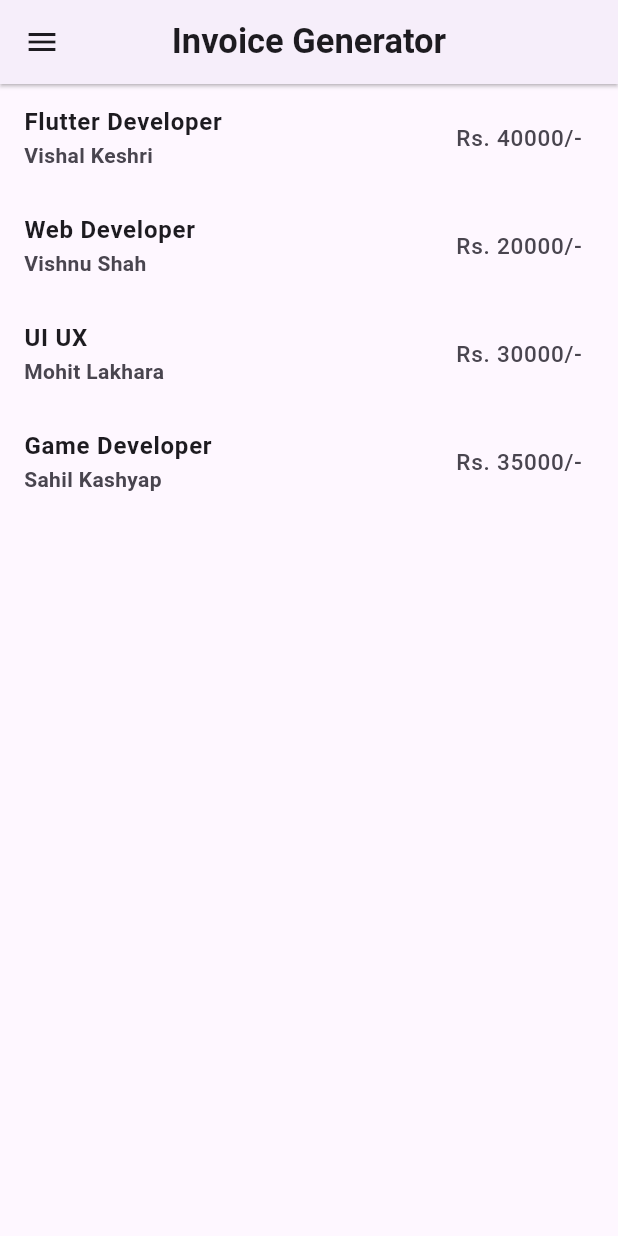
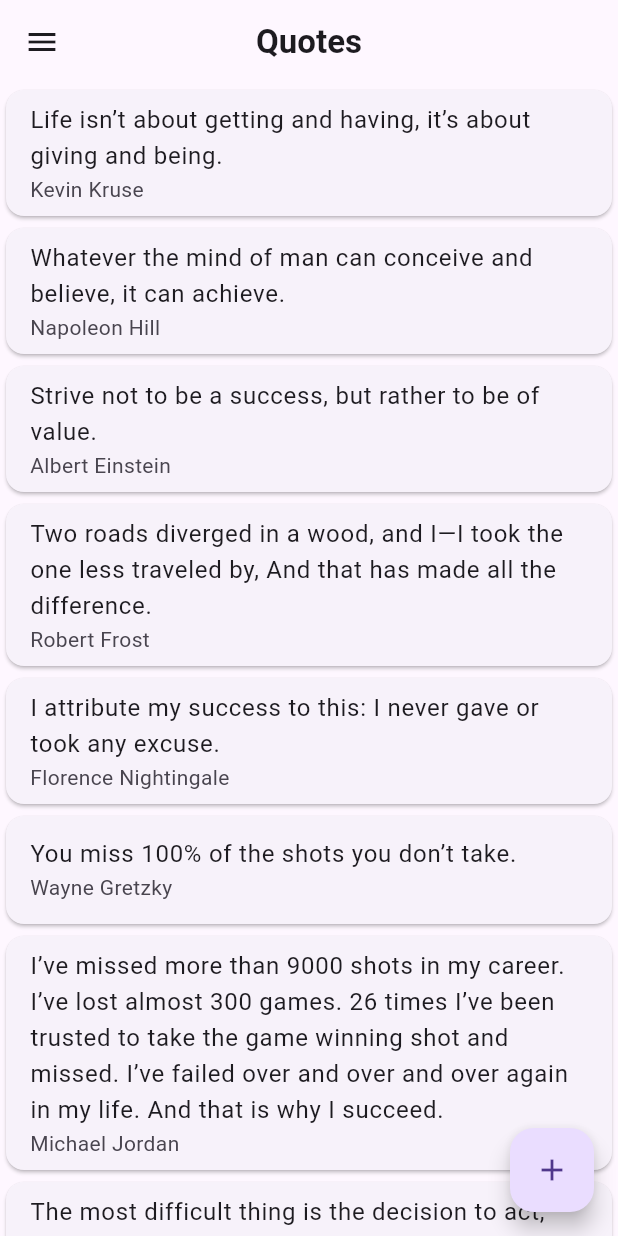
Before and after one commit to Vishalk0810/quote_app_daily_tasks, a Flutter app: the screen it shows after launch, on a phone screen of 412 x 824 dp. Run offline on Flutter 3.47's test engine with Material 3 defaults, Android fonts, the phone set to English and light mode, and no system bars; our stand-ins replace pdf, printing.

Commit message:
03-06-2024

```diff
--- a/lib/Invoice_generater/component/pdf.dart
+++ b/lib/Invoice_generater/component/pdf.dart
@@ -83,6 +83,24 @@ Future<Uint8List> generatePdf() {
                 pw.TableRow(
                   children: [
                     pw.Text(
+                      'Technical Engagement',
+                      style: const pw.TextStyle(
+                        fontSize: 25,
+                      ),
+                      textAlign: pw.TextAlign.center,
+                    ),
+                    pw.Text(
+                      '${invoiceDetails[SelectedIndex]['title']}',
+                      style: const pw.TextStyle(
+                        fontSize: 25,
+                      ),
+                      textAlign: pw.TextAlign.center,
+                    ),
+                  ],
+                ),
+                pw.TableRow(
+                  children: [
+                    pw.Text(
                       'Price',
                       style: const pw.TextStyle(
                         fontSize: 25,
--- /dev/null
+++ b/lib/quotes/component/quotes.dart
@@ -0,0 +1,70 @@
+import 'dart:math';
+
+import 'package:flutter/material.dart';
+
+import '../../utils/list.dart';
+
+QuoteModel? quoteModel;
+
+class QuotesScreen extends StatefulWidget {
+  const QuotesScreen({super.key});
+
+  @override
+  State<QuotesScreen> createState() => _QuotesScreenState();
+}
+
+class _QuotesScreenState extends State<QuotesScreen> {
+  @override
+  void initState() {
+    quoteModel = QuoteModel.toList(quoteList);
+    super.initState();
+  }
+
+  @override
+  Widget build(BuildContext context) {
+    return SafeArea(
+      child: Scaffold(
+        appBar: AppBar(
+          centerTitle: true,
+          leading: const Icon(Icons.menu),
+          title: const Text(
+            'Quotes',
+            style: TextStyle(
+              fontWeight: FontWeight.bold,
+            ),
+          ),
+        ),
+        body: SingleChildScrollView(
+          physics: const BouncingScrollPhysics(),
+          child: Column(
+            children: [
+              ...List.generate(quoteList.length, (index) {
+                return Card(
+                  child: ListTile(
+                    title: Text(quoteModel!.quoteModelList[index].quote!),
+                    subtitle: Text(quoteModel!.quoteModelList[index].author!),
+                  ),
+                );
+              }),
+            ],
+          ),
+        ),
+        floatingActionButton: FloatingActionButton(
+          onPressed: () {
+            Random random = Random();
+            int x = random.nextInt(quoteModel!.quoteModelList.length);
+            setState(() {
+              showDialog(context: context, builder: (context) => AlertDialog(
+                title: Text(quoteModel!.quoteModelList[x].quote!),
+                actions: [
+                  Text(quoteModel!.quoteModelList[x].author!),
+                ],
+              ),);
+            });
+          },
+          child: const Icon(Icons.add),
+        ),
+      ),
+    );
+  }
+}
--- a/lib/routes.dart
+++ b/lib/routes.dart
@@ -1,4 +1,5 @@
 import 'package:flutter/material.dart';
+import 'package:quote_app_daily_tasks/quotes/component/quotes.dart';
 import 'Invoice_generater/component/datils.dart';
 import 'Invoice_generater/component/invoice_genetator.dart';
 import 'Invoice_generater/component/pdf.dart';
@@ -6,9 +7,10 @@ import 'dialogue/component/dialogue_screen.dart';
 
 class MapRoutes{
   static Map<String, Widget Function(BuildContext)>routes = {
-    '/':(context)=> const InvoiceGenetator(),
-    '/Detail':(context)=> const DetailScreen(),
-    '/pdf':(context)=> const PdfScreen(),
+       '/':(context)=> const QuotesScreen(),
+    // '/':(context)=> const InvoiceGenetator(),
+    // '/Detail':(context)=> const DetailScreen(),
+    // '/pdf':(context)=> const PdfScreen(),
     //'/':(context)=> const DialogueBoxScreen(),
   };
 }
--- /dev/null
+++ b/lib/utils/list.dart
@@ -0,0 +1,475 @@
+import 'package:flutter/material.dart';
+
+class QuoteModel {
+  String? quote;
+  String? author;
+  List<QuoteModel> quoteModelList = [];
+
+  QuoteModel({this.quote, this.author});
+
+  factory QuoteModel.fromQuote(Map m1) {
+    return QuoteModel(author: m1['author'], quote: m1['quote']);
+  }
+
+  QuoteModel.toList(List l1) {
+    for (int i = 0; i < l1.length; i++) {
+      quoteModelList.add(QuoteModel.fromQuote(l1[i]));
+    }
+  }
+}
+
+List quoteList = [
+  {
+    "quote":
+        "Life isn’t about getting and having, it’s about giving and being.",
+    "author": "Kevin Kruse"
+  },
+  {
+    "quote":
+        "Whatever the mind of man can conceive and believe, it can achieve.",
+    "author": "Napoleon Hill"
+  },
+  {
+    "quote": "Strive not to be a success, but rather to be of value.",
+    "author": "Albert Einstein"
+  },
+  {
+    "quote":
+        "Two roads diverged in a wood, and I—I took the one less traveled by, And that has made all the difference.",
+    "author": "Robert Frost"
+  },
+  {
+    "quote": "I attribute my success to this: I never gave or took any excuse.",
+    "author": "Florence Nightingale"
+  },
+  {
+    "quote": "You miss 100% of the shots you don’t take.",
+    "author": "Wayne Gretzky"
+  },
+  {
+    "quote":
+        "I’ve missed more than 9000 shots in my career. I’ve lost almost 300 games. 26 times I’ve been trusted to take the game winning shot and missed. I’ve failed over and over and over again in my life. And that is why I succeed.",
+    "author": "Michael Jordan"
+  },
+  {
+    "quote":
+        "The most difficult thing is the decision to act, the rest is merely tenacity.",
+    "author": "Amelia Earhart"
+  },
+  {
+    "quote": "Every strike brings me closer to the next home run.",
+    "author": "Babe Ruth"
+  },
+  {
+    "quote":
+        "Definiteness of purpose is the starting point of all achievement.",
+    "author": "W. Clement Stone"
+  },
+  {
+    "quote":
+        "We must balance conspicuous consumption with conscious capitalism.",
+    "author": "Kevin Kruse"
+  },
+  {
+    "quote":
+        "Life is what happens to you while you’re busy making other plans.",
+    "author": "John Lennon"
+  },
+  {"quote": "We become what we think about.", "author": "Earl Nightingale"},
+  {
+    "quote":
+        "Twenty years from now you will be more disappointed by the things that you didn’t do than by the ones you did do, so throw off the bowlines, sail away from safe harbor, catch the trade winds in your sails.  Explore, Dream, Discover.",
+    "author": "Mark Twain"
+  },
+  {
+    "quote": "Life is 10% what happens to me and 90% of how I react to it.",
+    "author": "Charles Swindoll"
+  },
+  {
+    "quote":
+        "The most common way people give up their power is by thinking they don’t have any.",
+    "author": "Alice Walker"
+  },
+  {
+    "quote": "The mind is everything. What you think you become.",
+    "author": "Buddha"
+  },
+  {
+    "quote":
+        "The best time to plant a tree was 20 years ago. The second best time is now.",
+    "author": "Chinese Proverb"
+  },
+  {"quote": "An unexamined life is not worth living.", "author": "Socrates"},
+  {
+    "quote": "Eighty percent of success is showing up.",
+    "author": "Woody Allen"
+  },
+  {
+    "quote":
+        "Your time is limited, so don’t waste it living someone else’s life.",
+    "author": "Steve Jobs"
+  },
+  {
+    "quote": "Winning isn’t everything, but wanting to win is.",
+    "author": "Vince Lombardi"
+  },
+  {
+    "quote":
+        "I am not a product of my circumstances. I am a product of my decisions.",
+    "author": "Stephen Covey"
+  },
+  {
+    "quote":
+        "Every child is an artist.  The problem is how to remain an artist once he grows up.",
+    "author": "Pablo Picasso"
+  },
+  {
+    "quote":
+        "You can never cross the ocean until you have the courage to lose sight of the shore.",
+    "author": "Christopher Columbus"
+  },
+  {
+    "quote":
+        "I’ve learned that people will forget what you said, people will forget what you did, but people will never forget how you made them feel.",
+    "author": "Maya Angelou"
+  },
+  {
+    "quote": "Either you run the day, or the day runs you.",
+    "author": "Jim Rohn"
+  },
+  {
+    "quote": "Whether you think you can or you think you can’t, you’re right.",
+    "author": "Henry Ford"
+  },
+  {
+    "quote":
+        "The two most important days in your life are the day you are born and the day you find out why.",
+    "author": "Mark Twain"
+  },
+  {
+    "quote":
+        "Whatever you can do, or dream you can, begin it.  Boldness has genius, power and magic in it.",
+    "author": "Johann Wolfgang von Goethe"
+  },
+  {"quote": "The best revenge is massive success.", "author": "Frank Sinatra"},
+  {
+    "quote":
+        "People often say that motivation doesn’t last. Well, neither does bathing.  That’s why we recommend it daily.",
+    "author": "Zig Ziglar"
+  },
+  {
+    "quote": "Life shrinks or expands in proportion to one’s courage.",
+    "author": "Anais Nin"
+  },
+  {
+    "quote":
+        "If you hear a voice within you say “you cannot paint,” then by all means paint and that voice will be silenced.",
+    "author": "Vincent Van Gogh"
+  },
+  {
+    "quote":
+        "There is only one way to avoid criticism: do nothing, say nothing, and be nothing.",
+    "author": "Aristotle"
+  },
+  {
+    "quote":
+        "Ask and it will be given to you; search, and you will find; knock and the door will be opened for you.",
+    "author": "Jesus"
+  },
+  {
+    "quote":
+        "The only person you are destined to become is the person you decide to be.",
+    "author": "Ralph Waldo Emerson"
+  },
+  {
+    "quote":
+        "Go confidently in the direction of your dreams.  Live the life you have imagined.",
+    "author": "Henry David Thoreau"
+  },
+  {
+    "quote":
+        "When I stand before God at the end of my life, I would hope that I would not have a single bit of talent left and could say, I used everything you gave me.",
+    "author": "Erma Bombeck"
+  },
+  {
+    "quote":
+        "Few things can help an individual more than to place responsibility on him, and to let him know that you trust him.",
+    "author": "Booker T. Washington"
+  },
+  {
+    "quote":
+        "Certain things catch your eye, but pursue only those that capture the heart.",
+    "author": " Ancient Indian Proverb"
+  },
+  {
+    "quote": "Believe you can and you’re halfway there.",
+    "author": "Theodore Roosevelt"
+  },
+  {
+    "quote": "Everything you’ve ever wanted is on the other side of fear.",
+    "author": "George Addair"
+  },
+  {
+    "quote":
+        "We can easily forgive a child who is afraid of the dark; the real tragedy of life is when men are afraid of the light.",
+    "author": "Plato"
+  },
+  {
+    "quote":
+        "Teach thy tongue to say, “I do not know,” and thous shalt progress.",
+    "author": "Maimonides"
+  },
+  {
+    "quote": "Start where you are. Use what you have.  Do what you can.",
+    "author": "Arthur Ashe"
+  },
+  {
+    "quote":
+        "When I was 5 years old, my mother always told me that happiness was the key to life.  When I went to school, they asked me what I wanted to be when I grew up.  I wrote down ‘happy’.  They told me I didn’t understand the assignment, and I told them they didn’t understand life.",
+    "author": "John Lennon"
+  },
+  {
+    "quote": "Fall seven times and stand up eight.",
+    "author": "Japanese Proverb"
+  },
+  {
+    "quote":
+        "When one door of happiness closes, another opens, but often we look so long at the closed door that we do not see the one that has been opened for us.",
+    "author": "Helen Keller"
+  },
+  {
+    "quote": "Everything has beauty, but not everyone can see.",
+    "author": "Confucius"
+  },
+  {
+    "quote":
+        "How wonderful it is that nobody need wait a single moment before starting to improve the world.",
+    "author": "Anne Frank"
+  },
+  {
+    "quote": "When I let go of what I am, I become what I might be.",
+    "author": "Lao Tzu"
+  },
+  {
+    "quote":
+        "Life is not measured by the number of breaths we take, but by the moments that take our breath away.",
+    "author": "Maya Angelou"
+  },
+  {
+    "quote":
+        "Happiness is not something readymade.  It comes from your own actions.",
+    "author": "Dalai Lama"
+  },
+  {
+    "quote":
+        "If you’re offered a seat on a rocket ship, don’t ask what seat! Just get on.",
+    "author": "Sheryl Sandberg"
+  },
+  {
+    "quote":
+        "First, have a definite, clear practical ideal; a goal, an objective. Second, have the necessary means to achieve your ends; wisdom, money, materials, and methods. Third, adjust all your means to that end.",
+    "author": "Aristotle"
+  },
+  {
+    "quote": "If the wind will not serve, take to the oars.",
+    "author": "Latin Proverb"
+  },
+  {
+    "quote":
+        "You can’t fall if you don’t climb.  But there’s no joy in living your whole life on the ground.",
+    "author": "Unknown"
+  },
+  {
+    "quote":
+        "We must believe that we are gifted for something, and that this thing, at whatever cost, must be attained.",
+    "author": "Marie Curie"
+  },
+  {
+    "quote":
+        "Too many of us are not living our dreams because we are living our fears.",
+    "author": "Les Brown"
+  },
+  {
+    "quote":
+        "Challenges are what make life interesting and overcoming them is what makes life meaningful.",
+    "author": "Joshua J. Marine"
+  },
+  {
+    "quote": "If you want to lift yourself up, lift up someone else.",
+    "author": "Booker T. Washington"
+  },
+  {
+    "quote":
+        "I have been impressed with the urgency of doing. Knowing is not enough; we must apply. Being willing is not enough; we must do.",
+    "author": "Leonardo da Vinci"
+  },
+  {
+    "quote":
+        "Limitations live only in our minds.  But if we use our imaginations, our possibilities become limitless.",
+    "author": "Jamie Paolinetti"
+  },
+  {
+    "quote":
+        "You take your life in your own hands, and what happens? A terrible thing, no one to blame.",
+    "author": "Erica Jong"
+  },
+  {
+    "quote":
+        "What’s money? A man is a success if he gets up in the morning and goes to bed at night and in between does what he wants to do.",
+    "author": "Bob Dylan"
+  },
+  {
+    "quote": "I didn’t fail the test. I just found 100 ways to do it wrong.",
+    "author": "Benjamin Franklin"
+  },
+  {
+    "quote":
+        "In order to succeed, your desire for success should be greater than your fear of failure.",
+    "author": "Bill Cosby"
+  },
+  {
+    "quote": "A person who never made a mistake never tried anything new.",
+    "author": " Albert Einstein"
+  },
+  {
+    "quote":
+        "The person who says it cannot be done should not interrupt the person who is doing it.",
+    "author": "Chinese Proverb"
+  },
+  {
+    "quote": "There are no traffic jams along the extra mile.",
+    "author": "Roger Staubach"
+  },
+  {
+    "quote": "It is never too late to be what you might have been.",
+    "author": "George Eliot"
+  },
+  {"quote": "You become what you believe.", "author": "Oprah Winfrey"},
+  {
+    "quote": "I would rather die of passion than of boredom.",
+    "author": "Vincent van Gogh"
+  },
+  {
+    "quote":
+        "A truly rich man is one whose children run into his arms when his hands are empty.",
+    "author": "Unknown"
+  },
+  {
+    "quote":
+        "It is not what you do for your children, but what you have taught them to do for themselves, that will make them successful human beings.",
+    "author": "Ann Landers"
+  },
+  {
+    "quote":
+        "If you want your children to turn out well, spend twice as much time with them, and half as much money.",
+    "author": "Abigail Van Buren"
+  },
+  {
+    "quote":
+        "Build your own dreams, or someone else will hire you to build theirs.",
+    "author": "Farrah Gray"
+  },
+  {
+    "quote":
+        "The battles that count aren’t the ones for gold medals. The struggles within yourself–the invisible battles inside all of us–that’s where it’s at.",
+    "author": "Jesse Owens"
+  },
+  {
+    "quote": "Education costs money.  But then so does ignorance.",
+    "author": "Sir Claus Moser"
+  },
+  {
+    "quote":
+        "I have learned over the years that when one’s mind is made up, this diminishes fear.",
+    "author": "Rosa Parks"
+  },
+  {
+    "quote": "It does not matter how slowly you go as long as you do not stop.",
+    "author": "Confucius"
+  },
+  {
+    "quote":
+        "If you look at what you have in life, you’ll always have more. If you look at what you don’t have in life, you’ll never have enough.",
+    "author": "Oprah Winfrey"
+  },
+  {
+    "quote":
+        "Remember that not getting what you want is sometimes a wonderful stroke of luck.",
+    "author": "Dalai Lama"
+  },
+  {
+    "quote":
+        "You can’t use up creativity.  The more you use, the more you have.",
+    "author": "Maya Angelou"
+  },
+  {"quote": "Dream big and dare to fail.", "author": "Norman Vaughan"},
+  {
+    "quote":
+        "Our lives begin to end the day we become silent about things that matter.",
+    "author": "Martin Luther King Jr."
+  },
+  {
+    "quote": "Do what you can, where you are, with what you have.",
+    "author": "Teddy Roosevelt"
+  },
+  {
+    "quote":
+        "If you do what you’ve always done, you’ll get what you’ve always gotten.",
+    "author": "Tony Robbins"
+  },
+  {
+    "quote": "Dreaming, after all, is a form of planning.",
+    "author": "Gloria Steinem"
+  },
+  {
+    "quote":
+        "It’s your place in the world; it’s your life. Go on and do all you can with it, and make it the life you want to live.",
+    "author": "Mae Jemison"
+  },
+  {
+    "quote":
+        "You may be disappointed if you fail, but you are doomed if you don’t try.",
+    "author": "Beverly Sills"
+  },
+  {
+    "quote": "Remember no one can make you feel inferior without your consent.",
+    "author": "Eleanor Roosevelt"
+  },
+  {
+    "quote": "Life is what we make it, always has been, always will be.",
+    "author": "Grandma Moses"
+  },
+  {
+    "quote":
+        "The question isn’t who is going to let me; it’s who is going to stop me.",
+    "author": "Ayn Rand"
+  },
+  {
+    "quote":
+        "When everything seems to be going against you, remember that the airplane takes off against the wind, not with it.",
+    "author": "Henry Ford"
+  },
+  {
+    "quote":
+        "It’s not the years in your life that count. It’s the life in your years.",
+    "author": "Abraham Lincoln"
+  },
+  {
+    "quote": "Change your thoughts and you change your world.",
+    "author": "Norman Vincent Peale"
+  },
+  {
+    "quote":
+        "Either write something worth reading or do something worth writing.",
+    "author": "Benjamin Franklin"
+  },
+  {
+    "quote": "Nothing is impossible, the word itself says, “I’m possible!”",
+    "author": "–Audrey Hepburn"
+  },
+  {
+    "quote": "The only way to do great work is to love what you do.",
+    "author": "Steve Jobs"
+  },
+  {"quote": "If you can dream it, you can achieve it.", "author": "Zig Ziglar"}
+];
--- a/utils/list.dart
+++ /dev/null
@@ -1 +0,0 @@
-import 'package:flutter/material.dart';
```
